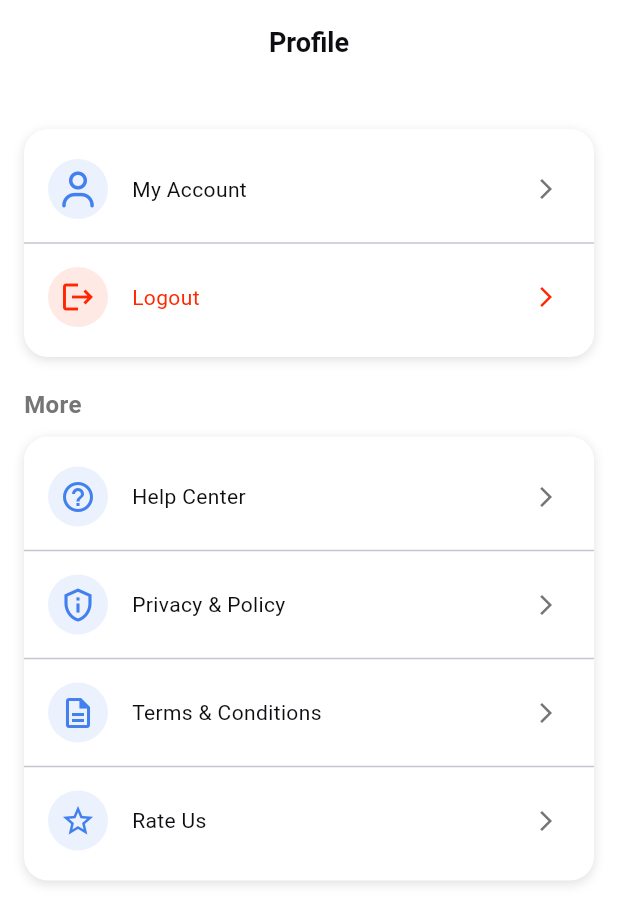
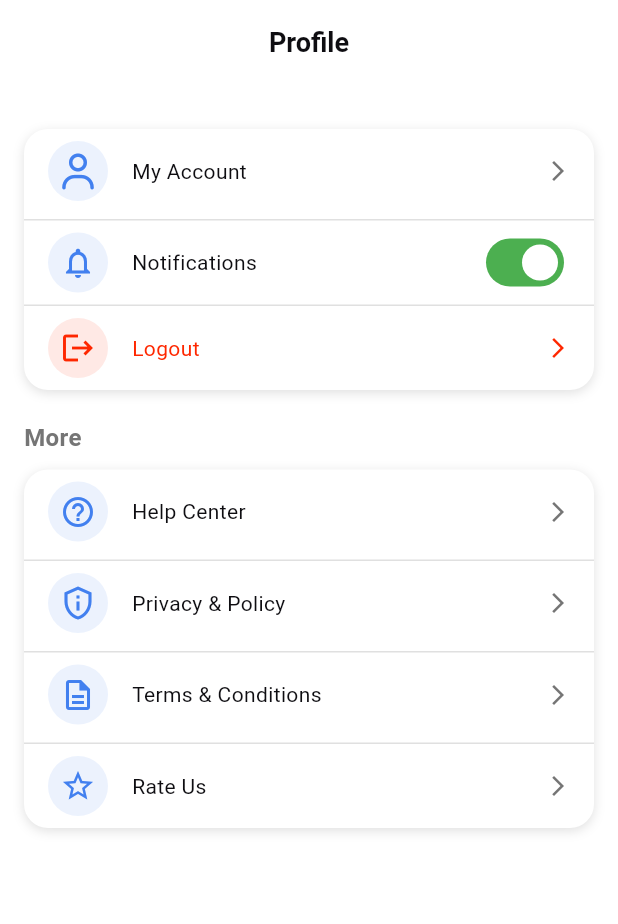
Before and after one commit to shemildevani/customerApp, a Flutter app: the ProfileScreen screen opened directly, on a phone screen of 412 x 824 dp. Shown: the top 924 px of the screen. Run offline on Flutter 3.47's test engine with Material 3 defaults, Android fonts, the phone set to English and light mode, and no system bars; our stand-ins replace connectivity_plus, flutter_otp_text_field, flutter_svg, font_awesome_flutter, get, intl_phone_field and 4 more; missing offline and left inert: mobile_scanner; accounts and stored records are empty.

Commit message:
some changes

```diff
--- a/lib/screens/profile_screen/profile_screen.dart
+++ b/lib/screens/profile_screen/profile_screen.dart
@@ -5,6 +5,7 @@
 import 'package:customer_app/config/utils/app_spacing.dart';
 import 'package:customer_app/screens/auth/login/login_screen.dart';
 import 'package:customer_app/screens/data_collection/user_data/user_data_screen.dart';
+import 'package:customer_app/screens/profile_screen/profile_screen_cnt.dart';
 import 'package:customer_app/shared/widgets/app_text.dart';
 import 'package:customer_app/shared/widgets/appbar.dart';
 import 'package:flutter/material.dart';
@@ -16,7 +17,7 @@
 
   @override
   Widget build(BuildContext context) {
-    // ProfileScreenCnt cnt = Get.put(ProfileScreenCnt());
+    ProfileScreenCnt cnt = Get.put(ProfileScreenCnt());
     return Scaffold(
       appBar: buildAppBar(
         title: 'Profile',
@@ -33,7 +34,7 @@
               // details section
               AppSpacing.h20,
               Container(
-                padding: EdgeInsets.symmetric(vertical: 12),
+                // padding: EdgeInsets.symmetric(vertical: 12),
                 decoration: BoxDecoration(
                   color: AppColors.white,
 
@@ -55,11 +56,78 @@
                         Get.to(() => UserDataScreen());
                       },
                     ),
-                    Divider(),
+
+                    Obx(
+                      () => Material(
+                        color: AppColors.transparent,
+                        child: InkWell(
+                          onTap: () {
+                            cnt.isNotificationOn.value =
+                                !cnt.isNotificationOn.value;
+                          },
+                          child: Container(
+                            padding: EdgeInsets.symmetric(
+                              horizontal: 16,
+                              vertical: 4,
+                            ),
+                            child: Row(
+                              children: [
+                                Expanded(
+                                  child: Row(
+                                    children: [
+                                      Container(
+                                        padding: EdgeInsets.all(8),
+                                        decoration: BoxDecoration(
+                                          color:
+                                          // ignore: deprecated_member_use
+                                          AppColors.primary.withOpacity(0.1),
+                                          shape: BoxShape.circle,
+                                        ),
+                                        child: Icon(
+                                          Icons.notifications_outlined,
+                                          color: AppColors.primary,
+                                          size: 24,
+                                        ),
+                                      ),
+                                      AppSpacing.w16,
+                                      AppText(
+                                        text: 'Notifications',
+                                        fontSize: AppFontSize.s14,
+                                        textAlign: TextAlign.start,
+                                      ),
+                                    ],
+                                  ),
+                                ),
+                                Switch(
+                                  value: cnt.isNotificationOn.value,
+                                  activeThumbColor: AppColors.white,
+                                  activeTrackColor: AppColors.green,
+                                  inactiveThumbColor: AppColors.white,
+
+                                  // ignore: deprecated_member_use
+                                  inactiveTrackColor: AppColors.grey.withOpacity(
+                                    0.6,
+                                  ),
+                                  onChanged:
+                                      (value) =>
+                                          cnt.isNotificationOn.value = value,
+                                ),
+                              ],
+                            ),
+                          ),
+                        ),
+                      ),
+                    ),
+                    Container(
+                      height: 1,
+                      decoration: BoxDecoration(color: AppColors.grey1),
+                    ),
+
                     buildProfileOption(
                       icon: Icons.logout,
                       title: 'Logout',
                       color: AppColors.red,
+                      isRequiredLine: false,
                       onTap: () {
                         Get.offAll(LoginScreen());
                       },
@@ -80,7 +148,7 @@
               AppSpacing.h10,
 
               Container(
-                padding: EdgeInsets.symmetric(vertical: 12),
+                // padding: EdgeInsets.symmetric(vertical: 12),
                 decoration: BoxDecoration(
                   color: AppColors.white,
                   boxShadow: [
@@ -99,23 +167,24 @@
                       title: 'Help Center',
                       onTap: () {},
                     ),
-                    Divider(),
+
                     buildProfileOption(
                       icon: Icons.privacy_tip_outlined,
                       title: 'Privacy & Policy',
                       onTap: () {},
                     ),
-                    Divider(),
+
                     buildProfileOption(
                       icon: Icons.description_outlined,
                       title: 'Terms & Conditions',
                       onTap: () {},
                     ),
-                    Divider(),
+
                     buildProfileOption(
                       icon: Icons.star_outline,
                       title: 'Rate Us',
                       onTap: () {},
+                      isRequiredLine: false,
                     ),
                   ],
                 ),
@@ -133,10 +202,23 @@
     required VoidCallback onTap,
     double? size,
     Color? color,
+    bool isRequiredLine = true,
   }) {
     return Material(
       color: AppColors.transparent,
-      child: ListTile(
+      child: Column(
+        children: [
+          ListTile(
+            shape:
+                isRequiredLine
+                    ? null
+                    : RoundedRectangleBorder(
+                      borderRadius: BorderRadius.only(
+                        bottomLeft: Radius.circular(16),
+                        bottomRight: Radius.circular(16),
+                      ),
+                    ),
+            contentPadding: EdgeInsets.symmetric(horizontal: 16),
             leading: Container(
               padding: EdgeInsets.all(8),
               decoration: BoxDecoration(
@@ -168,6 +250,15 @@
             ),
             onTap: onTap,
           ),
+          if (isRequiredLine) ...[
+            AppSpacing.h4,
+            Container(
+              height: 1,
+              decoration: BoxDecoration(color: AppColors.grey1),
+            ),
+          ],
+        ],
+      ),
     );
   }
 }
--- a/lib/screens/profile_screen/profile_screen_cnt.dart
+++ b/lib/screens/profile_screen/profile_screen_cnt.dart
@@ -1,7 +1,7 @@
 import 'package:get/get.dart';
 
 class ProfileScreenCnt extends GetxController {
-  RxBool isShopOpen = true.obs;
+  RxBool isNotificationOn = true.obs;
   var isLoading = false.obs;
 
   void toggleLoading() {
```
Lines whose indentation alone changed are shown as unchanged.
